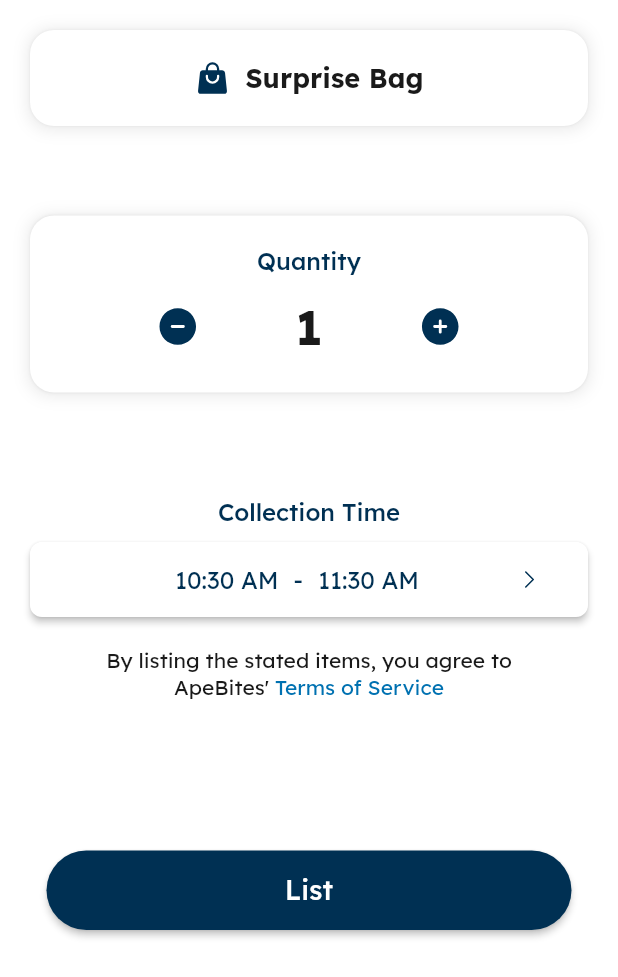
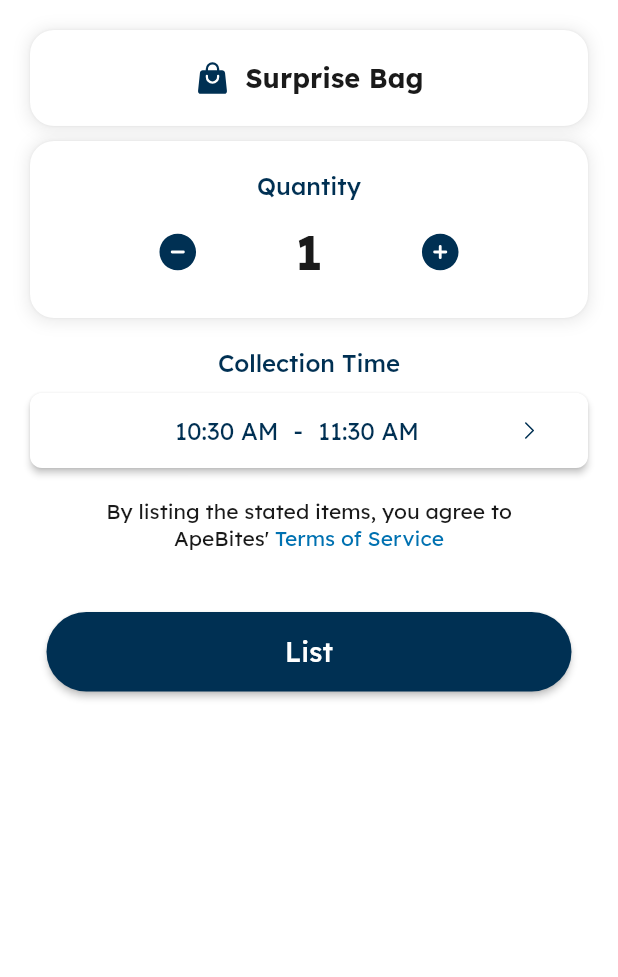
Before and after one commit to jx-yan/ApeBites-Mex, a Flutter app: the AddBagBottomSheetComponent widget shown alone on an empty page, opened directly, on a phone screen of 412 x 824 dp. Shown: the top 977 px of the screen. Run offline on Flutter 3.47's test engine with Material 2 defaults, Android fonts, the phone set to English and light mode, and no system bars; our stand-ins replace auto_size_text, go_router, heroicons; missing offline and left inert: colorful_safe_area, time_range_picker; statements that could not run were skipped.

Commit message:
fix add bag btm sheet

```diff
--- a/lib/components/add_bag_btm_sheet.dart
+++ b/lib/components/add_bag_btm_sheet.dart
@@ -20,12 +20,12 @@ class _AddBagBottomSheetComponentState
 
   @override
   Widget build(BuildContext context) {
-    return Container(
-          margin: const EdgeInsets.only(left: 20, right: 20, bottom: 80, top: 20),
-          height: 600,
+    return Wrap(children: [
+      Container(
+        margin: const EdgeInsets.only(left: 20, right: 20, bottom: 20, top: 20),
         child: Column(
+          mainAxisSize: MainAxisSize.max,
           mainAxisAlignment: MainAxisAlignment.spaceBetween,
-            mainAxisSize: MainAxisSize.min,
           crossAxisAlignment: CrossAxisAlignment.center,
           children: <Widget>[
             Container(
@@ -92,7 +92,11 @@ class _AddBagBottomSheetComponentState
                 ),
               ],
             ),
-              const SizedBox(height: 30),
+            const SizedBox(height: 20),
+            Container(
+                margin: const EdgeInsets.only(bottom: 20),
+                child: Column(
+                  children: [
                     SizedBox(
                         width: 350,
                         child: ElevatedButton(
@@ -117,9 +121,13 @@ class _AddBagBottomSheetComponentState
                             ],
                           ),
                         )),
+                    SizedBox(height: MediaQuery.of(context).size.height * 0.05)
+                  ],
+                )),
           ],
         ),
-        );
+      ),
+    ]);
   }
 }
 
--- a/lib/screens/home/home_buttons.dart
+++ b/lib/screens/home/home_buttons.dart
@@ -44,7 +44,7 @@ class _HomeScreenButtonsState extends State<HomeScreenButtons> {
                         mainAxisAlignment: MainAxisAlignment.center,
                         mainAxisSize: MainAxisSize.min,
                         children: <Widget>[
-                          const Text('Add Image Modal BottomSheet'),
+                          const Text('Add Info Modal BottomSheet'),
                           ElevatedButton(
                             child: const Text('Close'),
                             onPressed: () => Navigator.pop(context),
@@ -69,7 +69,7 @@ class _HomeScreenButtonsState extends State<HomeScreenButtons> {
                 SizedBox(
                   height: 8,
                 ),
-                AutoSizeText('Add Image',
+                AutoSizeText('Add Info',
                     maxLines: 2,
                     softWrap: true,
                     maxFontSize: 12,
@@ -99,6 +99,7 @@ class _HomeScreenButtonsState extends State<HomeScreenButtons> {
               ),
               onPressed: () {
                 showModalBottomSheet<void>(
+                  isScrollControlled: true,
                   useSafeArea: true,
                   backgroundColor: Colors.white,
                   shape: const RoundedRectangleBorder(
```
Also changed, not shown: 1 other file. Lines whose indentation alone changed are shown as unchanged.
